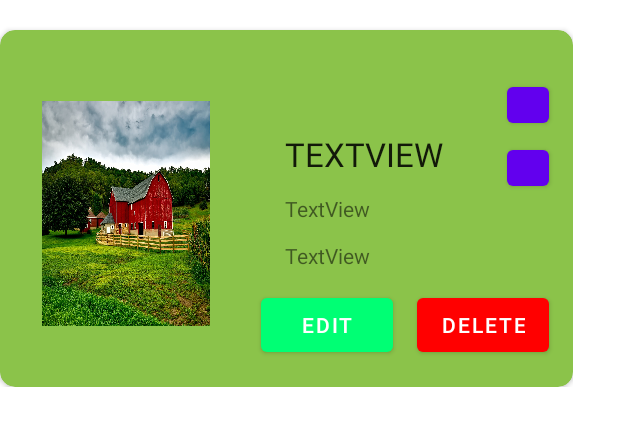
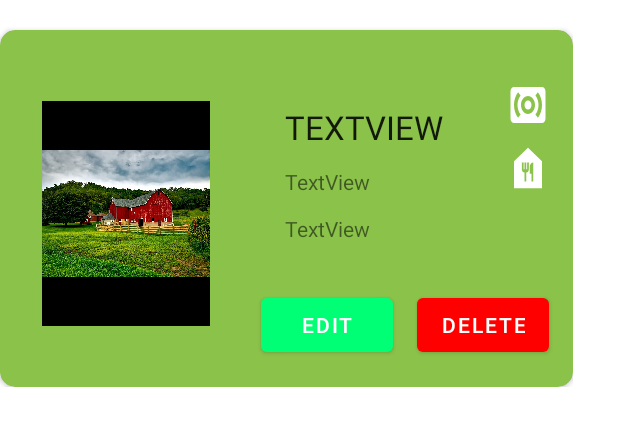
Before and after one commit to GhifhariFebri/Week2_0706012110031, an Android app: the layout animalsbanner.xml on its own in the app's theme, with its tools: preview values and no code run, on a phone screen of 412 x 824 dp. Shown: the top 426 px of the screen. Run offline under Robolectric (Android 15) with nearby library versions, the phone set to English and light mode, and no system bars.

Commit message:
Add files via upload

```diff
--- a/app/src/main/res/layout/activity_add.xml
+++ b/app/src/main/res/layout/activity_add.xml
@@ -22,9 +22,10 @@
             android:layout_marginStart="136dp"
             android:layout_marginTop="10dp"
             android:layout_weight="1"
-            android:background="@drawable/pexels_pixabay_235725"
+            android:background="#000000"
             app:layout_constraintStart_toStartOf="parent"
-            app:layout_constraintTop_toBottomOf="@+id/toolbar2" />
+            app:layout_constraintTop_toBottomOf="@+id/toolbar2"
+            app:srcCompat="@drawable/pexels_pixabay_235725" />
 
         <com.google.android.material.textfield.TextInputLayout
             android:id="@+id/Title"
--- a/app/src/main/res/layout/activity_main.xml
+++ b/app/src/main/res/layout/activity_main.xml
@@ -34,6 +34,7 @@
         android:id="@+id/listdata"
         android:layout_width="411dp"
         android:layout_height="657dp"
+        android:layout_marginStart="15dp"
         android:layout_marginTop="12dp"
         app:layout_constraintEnd_toEndOf="parent"
         app:layout_constraintHorizontal_bias="0.0"
--- a/app/src/main/res/layout/animalsbanner.xml
+++ b/app/src/main/res/layout/animalsbanner.xml
@@ -22,16 +22,17 @@
                 android:layout_height="150dp"
                 android:layout_marginStart="28dp"
                 android:layout_marginTop="47dp"
-                android:background="@drawable/pexels_pixabay_235725"
+                android:background="@color/black"
                 app:layout_constraintStart_toStartOf="parent"
-                app:layout_constraintTop_toTopOf="parent" />
+                app:layout_constraintTop_toTopOf="parent"
+                app:srcCompat="@drawable/pexels_pixabay_235725" />
 
             <TextView
                 android:id="@+id/textView"
                 android:layout_width="wrap_content"
                 android:layout_height="wrap_content"
                 android:layout_marginStart="50dp"
-                android:layout_marginTop="68dp"
+                android:layout_marginTop="50dp"
                 android:gravity="center"
                 android:text="TextView"
                 android:textAppearance="@style/TextAppearance.AppCompat.Large"
@@ -89,7 +90,9 @@
                 android:layout_height="36dp"
                 android:layout_marginTop="32dp"
                 android:layout_marginEnd="16dp"
+                android:background="@drawable/ic_baseline_surround_sound_24"
                 android:text="Button"
+                app:backgroundTint="#FFFFFF"
                 app:layout_constraintEnd_toEndOf="parent"
                 app:layout_constraintTop_toTopOf="parent"
                 tools:ignore="TouchTargetSizeCheck" />
@@ -100,7 +103,9 @@
                 android:layout_height="36dp"
                 android:layout_marginTop="6dp"
                 android:layout_marginEnd="16dp"
+                android:background="@drawable/ic_baseline_food_bank_24"
                 android:text="Button"
+                app:backgroundTint="#FFFFFF"
                 app:layout_constraintEnd_toEndOf="parent"
                 app:layout_constraintTop_toBottomOf="@+id/button4"
                 tools:ignore="TouchTargetSizeCheck" />
```
